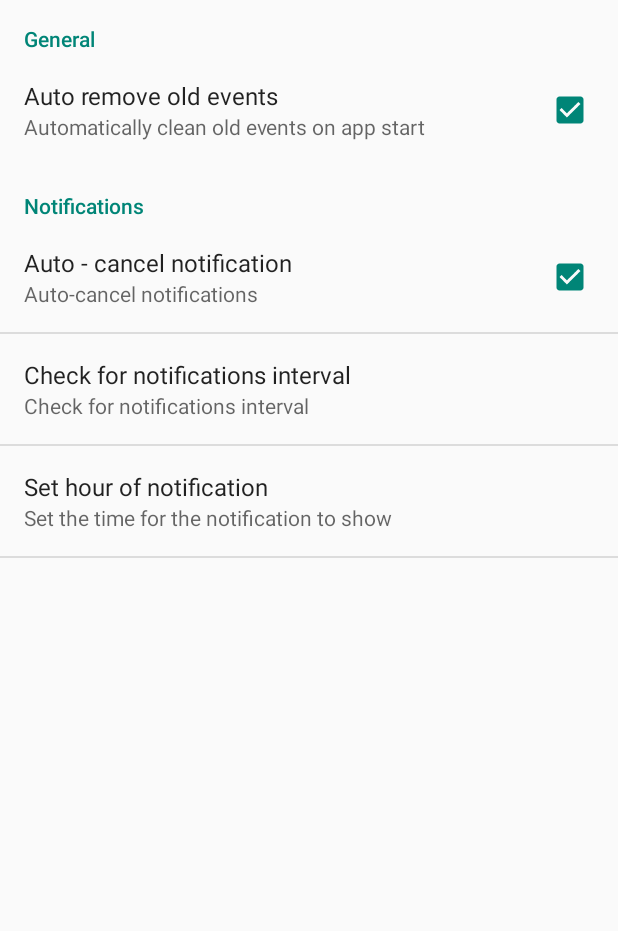
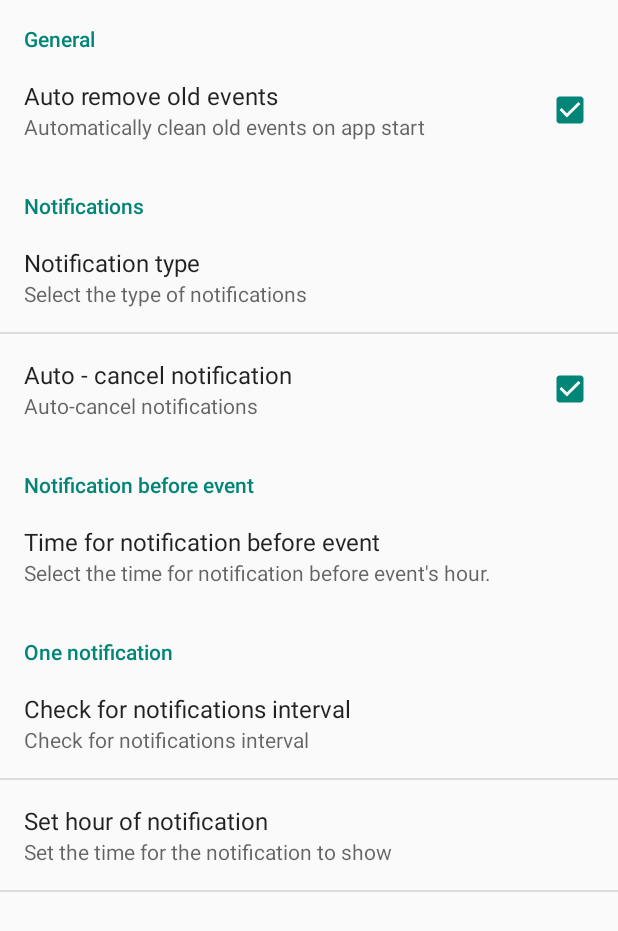
Before and after one commit to TsvetanMilanov/Event-Organizer, an Android app: the PreferencesActivity screen opened directly, with no data from a screen before it, on a phone screen of 412 x 824 dp. Shown: the top 931 px of the screen. Run offline under Robolectric (Android 15) with nearby library versions, the phone set to English and light mode, and no system bars.

Commit message:
Added notifications at specific time before event. And added more preferences.

```diff
--- a/Eventorganizer/app/src/main/AndroidManifest.xml
+++ b/Eventorganizer/app/src/main/AndroidManifest.xml
@@ -95,7 +95,11 @@
 
         <service
             android:name="lab.chabingba.eventorganizer.Notifications.NotificationService"
-            android:enabled="true"></service>
+            android:enabled="true" />
+
+        <service
+            android:name="lab.chabingba.eventorganizer.Notifications.MultiNotificationsService"
+            android:enabled="true" />
     </application>
 
 </manifest>
--- a/Eventorganizer/app/src/main/java/lab/chabingba/eventorganizer/Helpers/Constants/GlobalConstants.java
+++ b/Eventorganizer/app/src/main/java/lab/chabingba/eventorganizer/Helpers/Constants/GlobalConstants.java
@@ -24,6 +24,7 @@ public final class GlobalConstants {
     public static final String LOAD_TODAYS_EVENTS_TEXT = "LoadTodaysEvents";
     public static final String EVENTS_FOR_NOTIFICATION_TEXT = "EventsForNotification";
     public static final String BASE_RETURN = "BaseReturn";
+    public static final String REQUEST_CODE_WORD = "RequestCode";
     public static final String OLD_EVENTS_TEXT_TO_APPEND = " - Old Events";
     public static final String EVENT_WORD = "Event";
     public static final String DIALOG_CANCEL_WORD = "Cancel";
--- a/Eventorganizer/app/src/main/java/lab/chabingba/eventorganizer/Notifications/NotificationService.java
+++ b/Eventorganizer/app/src/main/java/lab/chabingba/eventorganizer/Notifications/NotificationService.java
@@ -51,6 +51,7 @@ public class NotificationService extends Service {
             Log.i(TAG, "No event for today.");
         }
 
+
         return 0;
     }
 
--- a/Eventorganizer/app/src/main/res/values/array.xml
+++ b/Eventorganizer/app/src/main/res/values/array.xml
@@ -17,4 +17,40 @@
         <item>43200000</item>
         <item>86400000</item>
     </string-array>
+
+    <string-array name="notificationTypes">
+        <item>One notification at specific time</item>
+        <item>Notifications before every event</item>
+        <item>Both</item>
+    </string-array>
+
+    <string-array name="notificationTypesValues">
+        <item>0</item>
+        <item>1</item>
+        <item>2</item>
+    </string-array>
+
+    <string-array name="timeBeforeEvent">
+        <item>0 minutes</item>
+        <item>5 minutes</item>
+        <item>30 minutes</item>
+        <item>1 hour</item>
+        <item>2 hours</item>
+        <item>3 hours</item>
+        <item>6 hours</item>
+        <item>12 hours</item>
+        <item>1 day</item>
+    </string-array>
+
+    <string-array name="timeBeforeEventValues">
+        <item>0</item>
+        <item>300000</item>
+        <item>1800000</item>
+        <item>3600000</item>
+        <item>7200000</item>
+        <item>10800000</item>
+        <item>21600000</item>
+        <item>43200000</item>
+        <item>86400000</item>
+    </string-array>
 </resources>
--- a/Eventorganizer/app/src/main/res/xml/preferences.xml
+++ b/Eventorganizer/app/src/main/res/xml/preferences.xml
@@ -14,12 +14,35 @@
     <PreferenceCategory
         android:key="notificationsCategory"
         android:title="Notifications">
+        <ListPreference
+            android:defaultValue="0"
+            android:entries="@array/notificationTypes"
+            android:entryValues="@array/notificationTypesValues"
+            android:key="notificationType"
+            android:summary="Select the type of notifications"
+            android:title="Notification type" />
         <CheckBoxPreference
             android:defaultValue="true"
             android:key="cbpAutoCancelNotifications"
             android:summary="Auto-cancel notifications"
             android:title="Auto - cancel notification" />
+    </PreferenceCategory>
 
+    <PreferenceCategory
+        android:key="notificationsMultipleCategory"
+        android:title="Notification before event">
+        <ListPreference
+            android:defaultValue="10800000"
+            android:entries="@array/timeBeforeEvent"
+            android:entryValues="@array/timeBeforeEventValues"
+            android:key="timeBeforeEvent"
+            android:summary="Select the time for notification before event's hour."
+            android:title="Time for notification before event" />
+    </PreferenceCategory>
+
+    <PreferenceCategory
+        android:key="notificationsOnceCategory"
+        android:title="One notification">
         <ListPreference
             android:defaultValue="86400000"
             android:entries="@array/notificationIntervals"
```
Also changed, not shown: Eventorganizer/app/src/main/java/lab/chabingba/eventorganizer/Helpers/GeneralHelpers.java (+79 -27 lines), Eventorganizer/app/src/main/java/lab/chabingba/eventorganizer/Notifications/BootReceiver.java (+14 -1 lines), Eventorganizer/app/src/main/java/lab/chabingba/eventorganizer/Notifications/MultiNotificationsService.java (added, +35 -0 lines).
